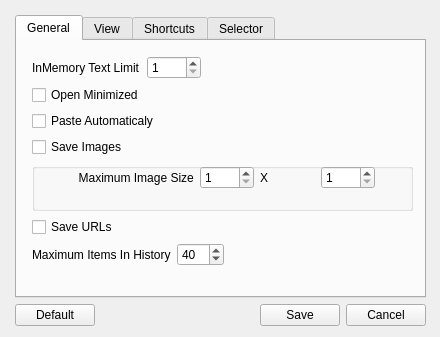
This is views/settingswindow.ui in rusith/genius as Qt 5 draws it before an edit. The edited form follows.
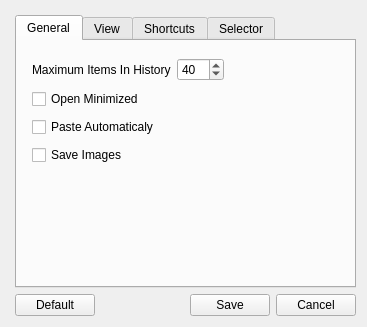
This is the edited form. The open tabs and pages were chosen to show the change. Icons and pictures are not drawn.

```diff
--- a/views/settingswindow.ui
+++ b/views/settingswindow.ui
@@ -6,8 +6,8 @@
    <rect>
     <x>0</x>
     <y>0</y>
-    <width>440</width>
-    <height>337</height>
+    <width>367</width>
+    <height>327</height>
    </rect>
   </property>
   <property name="windowTitle">
@@ -23,8 +23,8 @@
      <rect>
       <x>10</x>
       <y>10</y>
-      <width>421</width>
-      <height>321</height>
+      <width>351</width>
+      <height>311</height>
      </rect>
     </property>
     <layout class="QVBoxLayout" name="verticalLayout_2">
@@ -54,8 +54,8 @@
           <rect>
            <x>10</x>
            <y>10</y>
-           <width>391</width>
-           <height>220</height>
+           <width>299</width>
+           <height>123</height>
           </rect>
          </property>
          <layout class="QVBoxLayout" name="VL2">
@@ -72,26 +72,32 @@
            <number>5</number>
           </property>
           <item>
-           <layout class="QHBoxLayout" name="horizontalLayout_14">
+           <layout class="QHBoxLayout" name="HL3">
             <item>
-             <widget class="QLabel" name="label_15">
+             <widget class="QLabel" name="label_2">
+              <property name="toolTip">
+               <string>&lt;html&gt;&lt;head/&gt;&lt;body&gt;&lt;p&gt;the maximum number of items store in the history. maximum is 100&lt;/p&gt;&lt;/body&gt;&lt;/html&gt;</string>
+              </property>
               <property name="text">
-               <string>InMemory Text Limit</string>
+               <string>Maximum Items In History</string>
               </property>
              </widget>
             </item>
             <item>
-             <widget class="QSpinBox" name="inMemoryTextLimit_sb">
+             <widget class="QSpinBox" name="maximumItemsInHistory">
               <property name="minimum">
                <number>1</number>
               </property>
               <property name="maximum">
-               <number>1000</number>
+               <number>100</number>
+              </property>
+              <property name="value">
+               <number>40</number>
               </property>
              </widget>
             </item>
             <item>
-             <spacer name="horizontalSpacer_5">
+             <spacer name="horizontalSpacer">
               <property name="orientation">
                <enum>Qt::Horizontal</enum>
               </property>
@@ -141,109 +147,6 @@
             </property>
            </widget>
           </item>
-          <item>
-           <widget class="QGroupBox" name="groupBox">
-            <property name="title">
-             <string/>
-            </property>
-            <widget class="QWidget" name="layoutWidget">
-             <property name="geometry">
-              <rect>
-               <x>0</x>
-               <y>0</y>
-               <width>343</width>
-               <height>29</height>
-              </rect>
-             </property>
-             <layout class="QHBoxLayout" name="horizontalLayout_13">
-              <item>
-               <widget class="QLabel" name="label_13">
-                <property name="text">
-                 <string>              Maximum Image Size</string>
-                </property>
-               </widget>
-              </item>
-              <item>
-               <widget class="QSpinBox" name="maximumImageWidth_sb">
-                <property name="minimum">
-                 <number>1</number>
-                </property>
-                <property name="maximum">
-                 <number>500</number>
-                </property>
-               </widget>
-              </item>
-              <item>
-               <widget class="QLabel" name="label_14">
-                <property name="text">
-                 <string>X</string>
-                </property>
-               </widget>
-              </item>
-              <item>
-               <widget class="QSpinBox" name="maximumImageHight_sb">
-                <property name="minimum">
-                 <number>1</number>
-                </property>
-                <property name="maximum">
-                 <number>500</number>
-                </property>
-               </widget>
-              </item>
-             </layout>
-            </widget>
-           </widget>
-          </item>
-          <item>
-           <widget class="QCheckBox" name="saveURLs">
-            <property name="toolTip">
-             <string>&lt;html&gt;&lt;head/&gt;&lt;body&gt;&lt;p&gt;check if you want to save URLs to the history&lt;/p&gt;&lt;/body&gt;&lt;/html&gt;</string>
-            </property>
-            <property name="text">
-             <string>Save URLs</string>
-            </property>
-           </widget>
-          </item>
-          <item>
-           <layout class="QHBoxLayout" name="HL3">
-            <item>
-             <widget class="QLabel" name="label_2">
-              <property name="toolTip">
-               <string>&lt;html&gt;&lt;head/&gt;&lt;body&gt;&lt;p&gt;the maximum number of items store in the history. maximum is 100&lt;/p&gt;&lt;/body&gt;&lt;/html&gt;</string>
-              </property>
-              <property name="text">
-               <string>Maximum Items In History</string>
-              </property>
-             </widget>
-            </item>
-            <item>
-             <widget class="QSpinBox" name="maximumItemsInHistory">
-              <property name="minimum">
-               <number>1</number>
-              </property>
-              <property name="maximum">
-               <number>100</number>
-              </property>
-              <property name="value">
-               <number>40</number>
-              </property>
-             </widget>
-            </item>
-            <item>
-             <spacer name="horizontalSpacer">
-              <property name="orientation">
-               <enum>Qt::Horizontal</enum>
-              </property>
-              <property name="sizeHint" stdset="0">
-               <size>
-                <width>40</width>
-                <height>20</height>
-               </size>
-              </property>
-             </spacer>
-            </item>
-           </layout>
-          </item>
          </layout>
         </widget>
        </widget>
@@ -283,6 +186,43 @@
             </property>
            </widget>
           </item>
+          <item>
+           <layout class="QHBoxLayout" name="horizontalLayout_5">
+            <item>
+             <widget class="QLabel" name="label_13">
+              <property name="text">
+               <string>Image Size</string>
+              </property>
+             </widget>
+            </item>
+            <item>
+             <widget class="QSpinBox" name="sbImageWidth"/>
+            </item>
+            <item>
+             <widget class="QLabel" name="label_14">
+              <property name="text">
+               <string>X</string>
+              </property>
+             </widget>
+            </item>
+            <item>
+             <widget class="QSpinBox" name="sbImageHieght"/>
+            </item>
+            <item>
+             <spacer name="horizontalSpacer_5">
+              <property name="orientation">
+               <enum>Qt::Horizontal</enum>
+              </property>
+              <property name="sizeHint" stdset="0">
+               <size>
+                <width>40</width>
+                <height>20</height>
+               </size>
+              </property>
+             </spacer>
+            </item>
+           </layout>
+          </item>
           <item>
            <layout class="QHBoxLayout" name="HL2">
             <item>
```
Left out of the diff: 65 changed lines with no effect on the pictures.
